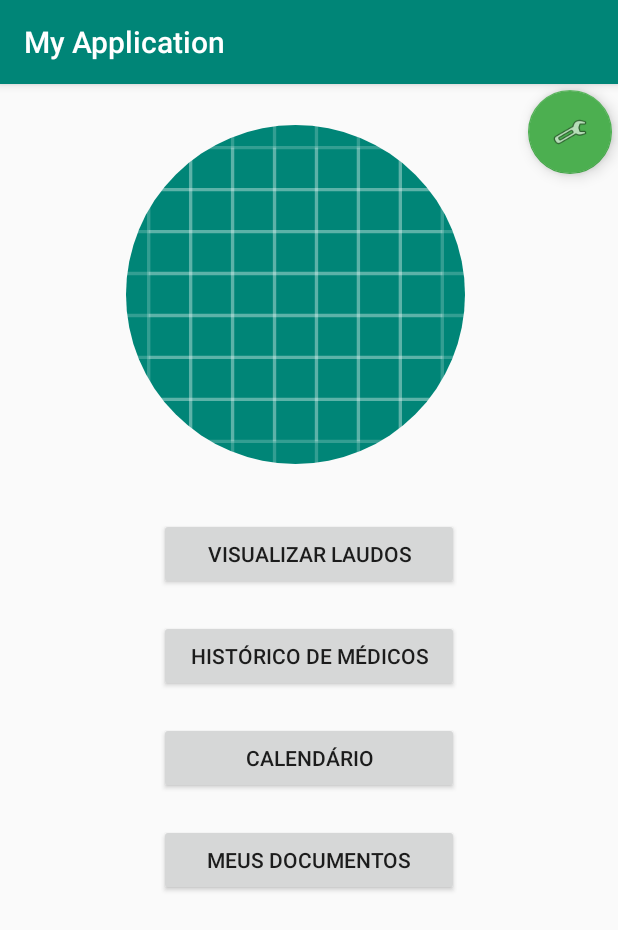
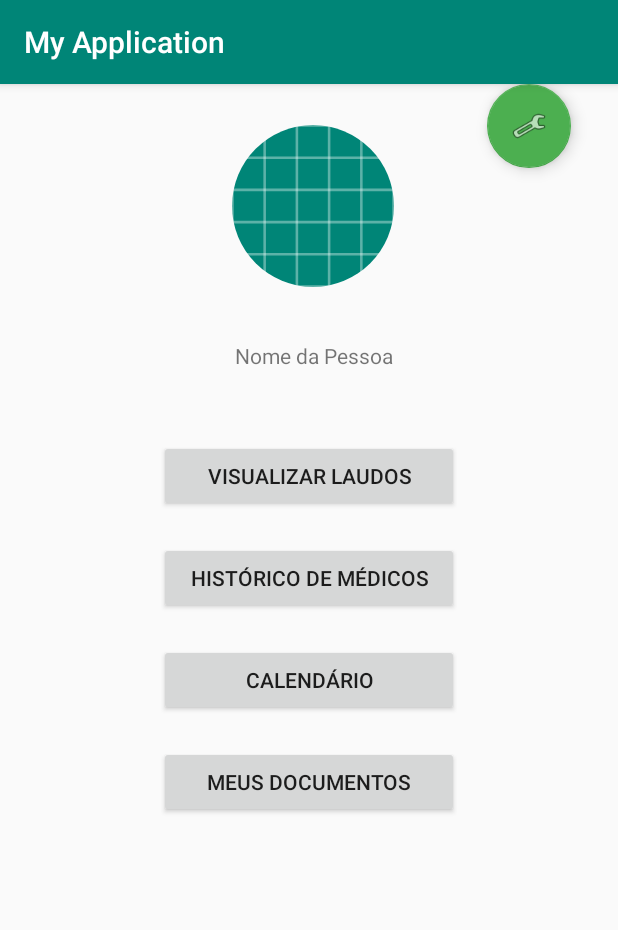
Before and after one commit to luan-vilela/AppSaude, an Android app: the screen it shows after launch (MainActivity), on a phone screen of 412 x 824 dp. Shown: the top 930 px of the screen. Run offline under Robolectric (Android 15) with nearby library versions, the phone set to English and light mode, and no system bars; our stand-ins replace CircleImageView.

Commit message:
Edição layout main foto

```diff
--- a/app/src/main/res/layout/activity_main.xml
+++ b/app/src/main/res/layout/activity_main.xml
@@ -17,6 +17,8 @@
         <LinearLayout
             android:layout_width="match_parent"
             android:layout_height="wrap_content"
+            android:layout_gravity="center_horizontal"
+            android:gravity="center_horizontal"
             android:orientation="horizontal">
 
             <Space
@@ -24,22 +26,37 @@
                 android:layout_height="wrap_content"
                 android:layout_weight="1" />
 
-            <de.hdodenhof.circleimageview.CircleImageView
-                android:id="@+id/ivImagem"
-                android:layout_width="256dp"
-                android:layout_height="226dp"
-                android:layout_marginTop="27dp"
-                android:layout_marginBottom="36dp"
-                android:layout_weight="1"
-                android:src="@drawable/ic_launcher_background" />
+            <LinearLayout
+                android:layout_width="wrap_content"
+                android:layout_height="wrap_content"
+                android:layout_weight="2"
+                android:gravity="center"
+                android:orientation="vertical">
+
+                <de.hdodenhof.circleimageview.CircleImageView
+                    android:id="@+id/ivImagem"
+                    android:layout_width="match_parent"
+                    android:layout_height="match_parent"
+                    android:layout_marginTop="27dp"
+                    android:layout_marginBottom="36dp"
+                    android:layout_weight="0"
+                    android:src="@drawable/ic_launcher_background" />
+
+                <TextView
+                    android:id="@+id/textView12"
+                    android:layout_width="match_parent"
+                    android:layout_height="wrap_content"
+                    android:layout_weight="1"
+                    android:text="Nome da Pessoa"
+                    android:textAlignment="center" />
+            </LinearLayout>
 
             <android.support.design.widget.FloatingActionButton
                 android:id="@+id/btnConfig"
-                android:layout_width="wrap_content"
-                android:layout_height="wrap_content"
-                android:layout_weight="0"
+                android:layout_width="match_parent"
+                android:layout_height="match_parent"
+                android:layout_weight="1"
                 android:clickable="true"
-                android:layout_margin="4dp"
                 app:backgroundTint="#4CAF50"
                 app:srcCompat="@android:drawable/ic_menu_manage" />
 
@@ -49,7 +66,7 @@
             android:id="@+id/linearLayout"
             android:layout_width="197dp"
             android:layout_height="345dp"
-            android:gravity="center_horizontal"
+            android:gravity="center"
             android:orientation="vertical">
 
             <Button
```
